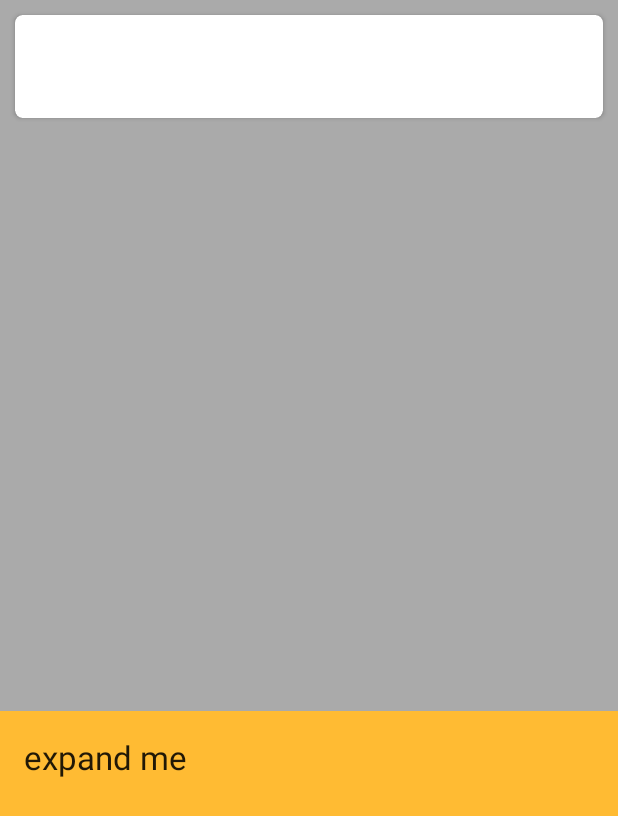
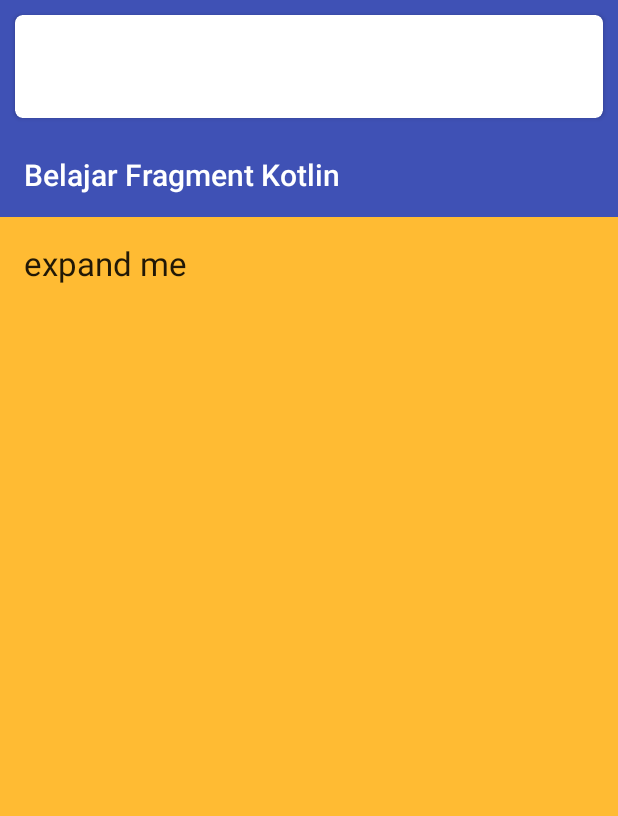
Before and after one commit to battkax93/BelajarFragmentKotlin_BotNav, an Android app: the layout activity_detail.xml on its own in the app's theme, with its tools: preview values and no code run, on a phone screen of 412 x 824 dp. Shown: the top 816 px of the screen. Run offline under Robolectric (Android 15) with nearby library versions, the phone set to English and light mode, and no system bars.

Commit message:
adding collapsing view

```diff
--- a/app/src/main/AndroidManifest.xml
+++ b/app/src/main/AndroidManifest.xml
@@ -20,10 +20,8 @@
                 <category android:name="android.intent.category.LAUNCHER" />
             </intent-filter>
         </activity>
-        <activity android:name=".feature.activity.DetailActivity" />
         <activity
-            android:name=".feature.activity.Main2Activity"
-            android:label="@string/title_activity_main2"
+            android:name=".feature.activity.DetailActivity"
             android:theme="@style/AppTheme.NoActionBar" />
     </application>
 
--- a/app/src/main/java/sunny/belajarfragmentkotlin/feature/activity/DetailActivity.kt
+++ b/app/src/main/java/sunny/belajarfragmentkotlin/feature/activity/DetailActivity.kt
@@ -55,8 +55,7 @@ class DetailActivity : AppCompatActivity() {
 //            cv.setOnClickListener { slideUp(cv) }
 //        }
 
-        mBottomSheetBehavior = BottomSheetBehavior.from(bottom_sheet)
-
+       /* mBottomSheetBehavior = BottomSheetBehavior.from(bottom_sheet)
         mBottomSheetBehavior.setBottomSheetCallback(object : BottomSheetBehavior.BottomSheetCallback() {
             override fun onStateChanged(bottomSheet: View, newState: Int) {
 
@@ -80,7 +79,7 @@ class DetailActivity : AppCompatActivity() {
             override fun onSlide(bottomSheet: View, slideOffset: Float) {
                 Log.d("Bottom Sheet Behaviour", "onSlide")
             }
-        })
+        })*/
 
         Picasso.get().load(urlAvatar2).into(iv_ava)
         display_name.text = displayName2
--- a/app/src/main/res/layout/activity_detail.xml
+++ b/app/src/main/res/layout/activity_detail.xml
@@ -6,6 +6,19 @@
     android:layout_height="match_parent"
     android:background="@android:color/darker_gray"
     tools:context="sunny.belajarfragmentkotlin.feature.activity.DetailActivity">
+
+        <android.support.design.widget.AppBarLayout
+            android:id="@+id/app_bar"
+            android:layout_width="match_parent"
+            android:layout_height="wrap_content"
+            android:theme="@style/AppTheme.AppBarOverlay">
+
+            <android.support.design.widget.CollapsingToolbarLayout
+                android:id="@+id/toolbar_layout"
+                android:layout_width="match_parent"
+                android:layout_height="match_parent"
+                app:contentScrim="?attr/colorPrimary"
+                app:layout_scrollFlags="scroll|enterAlwaysCollapsed">
 
                 <android.support.v7.widget.CardView
                     android:id="@+id/cv"
@@ -47,15 +60,40 @@
                     </LinearLayout>
                 </android.support.v7.widget.CardView>
 
+            </android.support.design.widget.CollapsingToolbarLayout>
+
+            <FrameLayout
+                android:layout_width="match_parent"
+                android:layout_height="wrap_content"
+                android:clipChildren="false"
+                android:clipToPadding="false">
+
+                <android.support.v7.widget.Toolbar
+                    android:id="@+id/toolbar"
+                    android:layout_width="match_parent"
+                    android:layout_height="?attr/actionBarSize"
+                    app:popupTheme="@style/AppTheme.PopupOverlay"
+                    app:title="@string/app_name" />
+
+            </FrameLayout>
+
+        </android.support.design.widget.AppBarLayout>
+
+    <!--<android.support.v4.widget.NestedScrollView
+        android:id="@+id/bottom_sheet"
+        android:layout_width="match_parent"
+        android:layout_height="match_parent"
+        android:background="@android:color/holo_orange_light"
+        android:clipToPadding="true"
+        app:layout_behavior="android.support.design.widget.BottomSheetBehavior">-->
 
     <android.support.v4.widget.NestedScrollView
         android:id="@+id/bottom_sheet"
         android:layout_width="match_parent"
-        android:layout_height="350dp"
+        android:layout_height="match_parent"
+        android:background="@android:color/holo_orange_light"
         android:clipToPadding="true"
-        android:background="@android:color/holo_orange_light"
-        app:layout_behavior="android.support.design.widget.BottomSheetBehavior"
-        >
+        app:layout_behavior="@string/appbar_scrolling_view_behavior">
 
         <include layout="@layout/content_bottom_sheet" />
 
--- a/app/src/main/res/values/strings.xml
+++ b/app/src/main/res/values/strings.xml
@@ -7,4 +7,5 @@
     <!-- TODO: Remove or change this placeholder text -->
     <string name="hello_blank_fragment">Hello blank fragment</string>
     <string name="title_activity_main2">Main2Activity</string>
+    <string name="lorem">Lorem Ipsum is simply dummy text of the printing and typesetting industry. Lorem Ipsum has been the industry\'s standard dummy text ever since the 1500s, when an unknown printer took a galley of type and scrambled it to make a type specimen book. It has survived not only five centuries, but also the leap into electronic typesetting, remaining essentially unchanged. It was popularised in the 1960s with the release of Letraset sheets containing Lorem Ipsum passages, and more recently with desktop publishing software like Aldus PageMaker including versions of Lorem Ipsum.</string>
 </resources>
```
Lines whose indentation alone changed are shown as unchanged.
